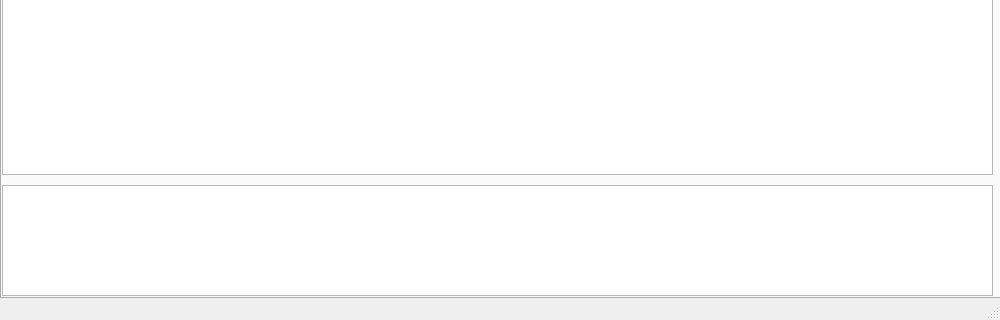
Qt form ui/MainWin.ui (onlycalm/litchi_py) before a commit; both pictures show x 0 to 1000 and y 275 to 595 of the 1000 by 595 pixel window.
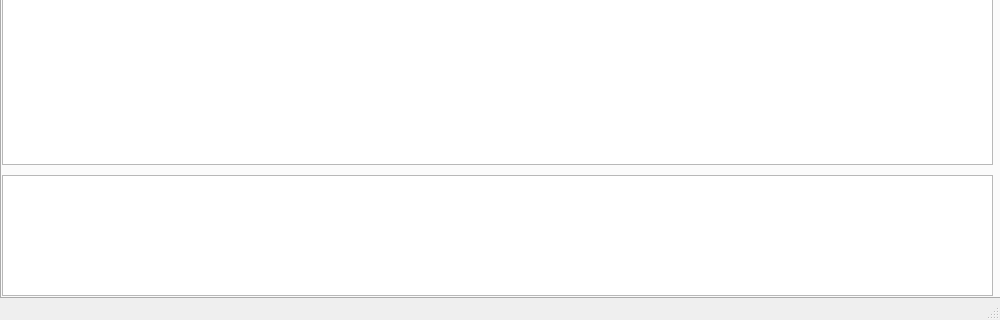
The same form after that commit. Icons and pictures are not drawn.

Diff of the .ui file:
```diff
--- a/ui/MainWin.ui
+++ b/ui/MainWin.ui
@@ -480,9 +480,9 @@
       <property name="geometry">
        <rect>
         <x>0</x>
-        <y>411</y>
+        <y>401</y>
         <width>991</width>
-        <height>111</height>
+        <height>121</height>
        </rect>
       </property>
      </widget>
@@ -492,7 +492,7 @@
         <x>0</x>
         <y>10</y>
         <width>991</width>
-        <height>391</height>
+        <height>381</height>
        </rect>
       </property>
       <property name="lineWidth">
```
